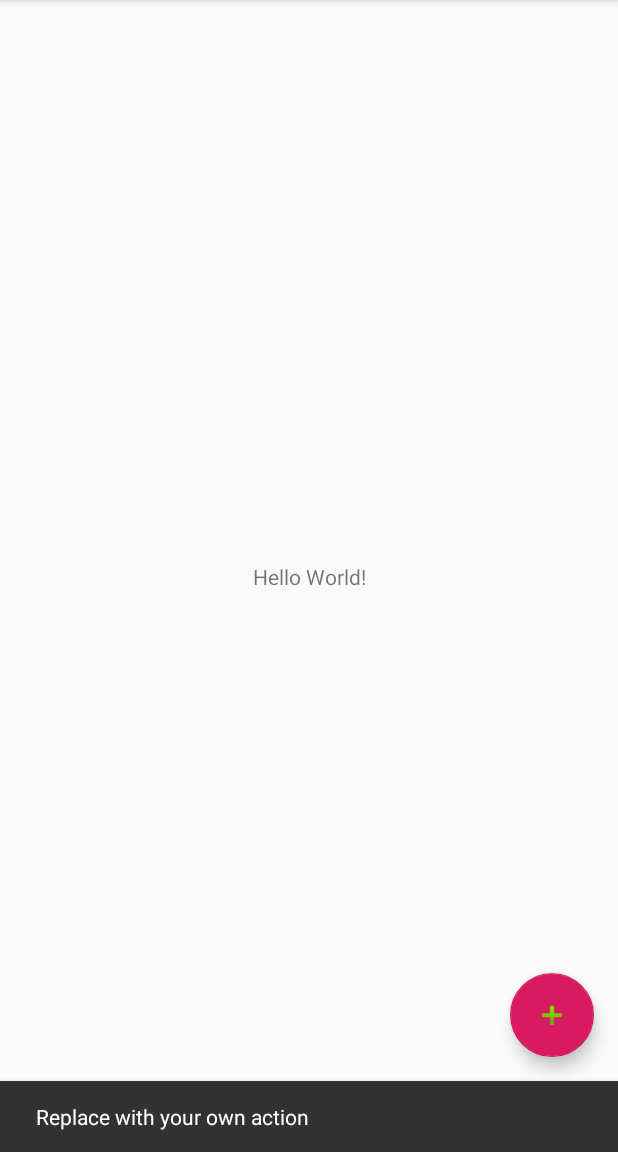
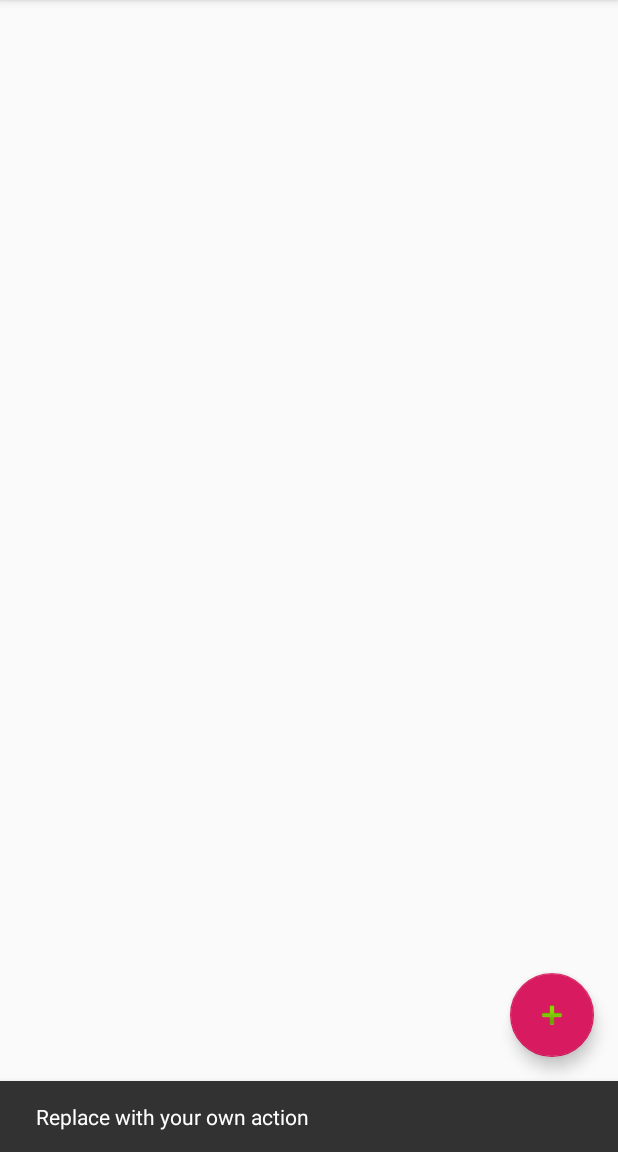
Before and after one commit to michaldomino/Shopping-list, an Android app: the screen it shows after launch (MainActivity), after a tap on an icon or button, on a phone screen of 412 x 824 dp, the part 84-1236 px from its top. Run offline under Robolectric (Android 15) with nearby library versions, the phone set to English and light mode, and no system bars.

Commit message:
Applied Android Studio changes.

```diff
--- a/app/src/main/java/me/leahcim333/shoppinglist/ui/screens/main/MainActivity.java
+++ b/app/src/main/java/me/leahcim333/shoppinglist/ui/screens/main/MainActivity.java
@@ -1,7 +1,6 @@
 package me.leahcim333.shoppinglist.ui.screens.main;
 
 import android.os.Bundle;
-import android.support.design.widget.FloatingActionButton;
 import android.support.design.widget.Snackbar;
 import android.support.v7.app.AppCompatActivity;
 import android.support.v7.widget.Toolbar;
@@ -13,15 +12,15 @@ import me.leahcim333.shoppinglist.R;
 
 public class MainActivity extends AppCompatActivity implements MainContract.View {
 
-    MainContract.Presenter preseter;
+    MainContract.Presenter presenter;
 
     @Override
     protected void onCreate(Bundle savedInstanceState) {
         super.onCreate(savedInstanceState);
         setContentView(R.layout.activity_main);
 
-        preseter = new MainPresenter(this);
-        preseter.start();
+        presenter = new MainPresenter(this);
+        presenter.start();
 
         Toolbar toolbar = (Toolbar) findViewById(R.id.toolbar);
         setSupportActionBar(toolbar);
--- a/app/src/main/res/layout/content_main.xml
+++ b/app/src/main/res/layout/content_main.xml
@@ -6,15 +6,4 @@
     android:layout_height="match_parent"
     app:layout_behavior="@string/appbar_scrolling_view_behavior"
     tools:context=".ui.screens.main.MainActivity"
-    tools:showIn="@layout/activity_main">
-
-    <TextView
-        android:layout_width="wrap_content"
-        android:layout_height="wrap_content"
-        android:text="Hello World!"
-        app:layout_constraintBottom_toBottomOf="parent"
-        app:layout_constraintLeft_toLeftOf="parent"
-        app:layout_constraintRight_toRightOf="parent"
-        app:layout_constraintTop_toTopOf="parent" />
-
-</android.support.constraint.ConstraintLayout>
+    tools:showIn="@layout/activity_main"/>
```
